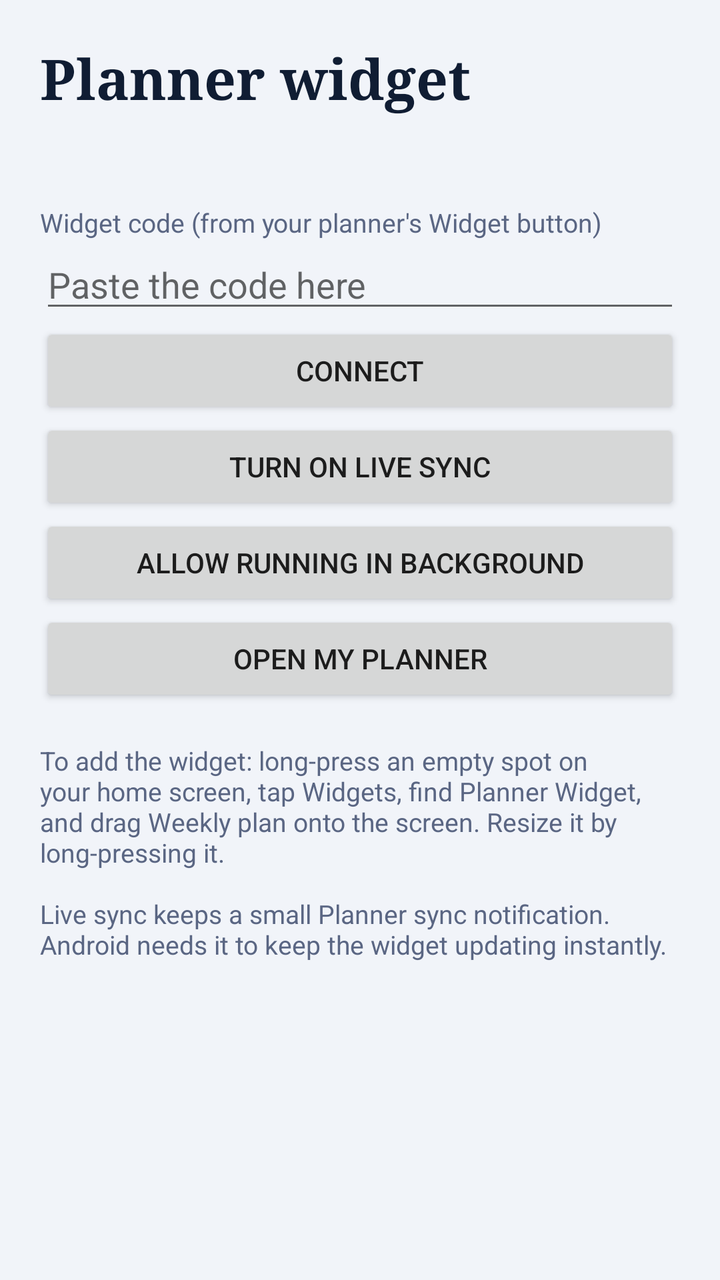
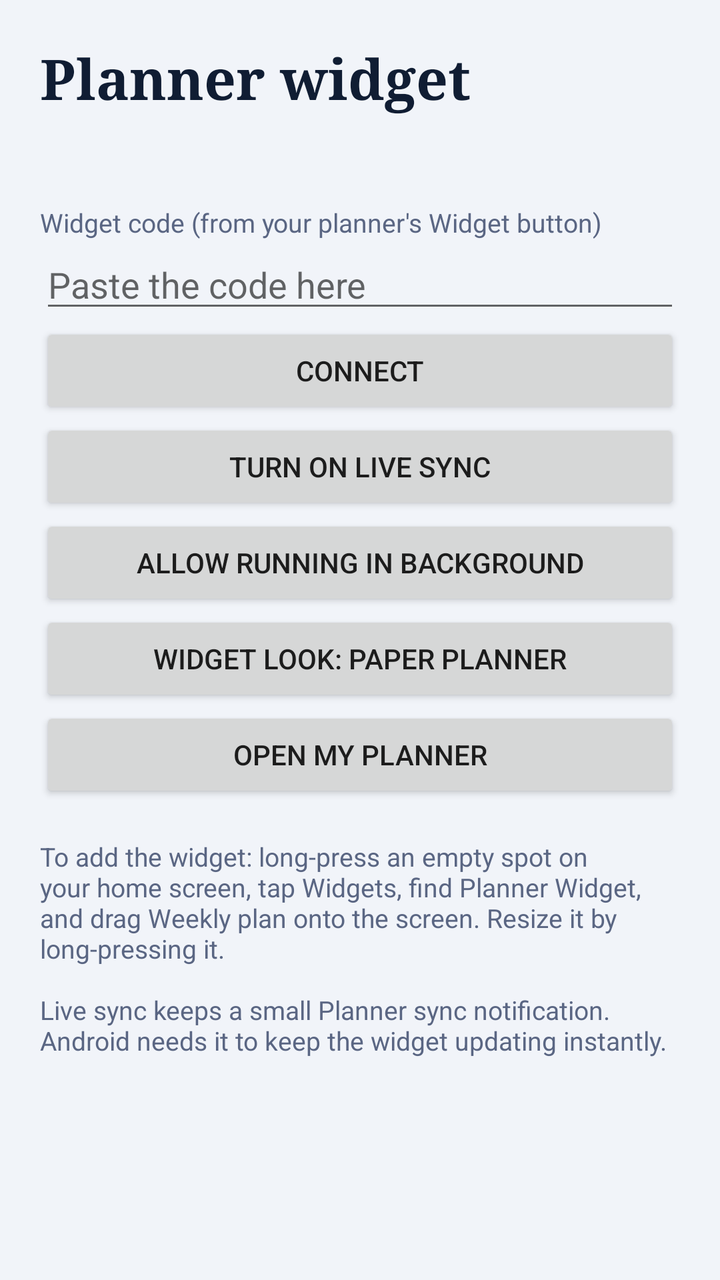

The first picture is an Android layout as it rendered before a commit; the second is the same layout after the commit. The layout source and the unified diff follow.
<!-- AndroidManifest.xml: application theme android:Theme.Material.Light.DarkActionBar -->
<!-- res/layout/activity_main.xml -->
<?xml version="1.0" encoding="utf-8"?>
<ScrollView xmlns:android="http://schemas.android.com/apk/res/android"
    android:layout_width="match_parent"
    android:layout_height="match_parent"
    android:background="#FFF1F4F9">

    <LinearLayout
        android:layout_width="match_parent"
        android:layout_height="wrap_content"
        android:orientation="vertical"
        android:padding="20dp">

        <TextView
            android:layout_width="wrap_content"
            android:layout_height="wrap_content"
            android:fontFamily="serif"
            android:text="Planner widget"
            android:textColor="#FF101D33"
            android:textSize="28sp"
            android:textStyle="bold" />

        <TextView
            android:id="@+id/status"
            android:layout_width="match_parent"
            android:layout_height="wrap_content"
            android:paddingTop="10dp"
            android:paddingBottom="14dp"
            android:textColor="#FF101D33"
            android:textSize="15sp" />

        <TextView
            android:layout_width="wrap_content"
            android:layout_height="wrap_content"
            android:text="Widget code (from your planner's Widget button)"
            android:textColor="#FF5A6683"
            android:textSize="13sp" />

        <EditText
            android:id="@+id/code"
            android:layout_width="match_parent"
            android:layout_height="wrap_content"
            android:hint="Paste the code here"
            android:inputType="textNoSuggestions"
            android:singleLine="true" />

        <Button
            android:id="@+id/save"
            android:layout_width="match_parent"
            android:layout_height="wrap_content"
            android:text="Connect" />

        <Button
            android:id="@+id/live"
            android:layout_width="match_parent"
            android:layout_height="wrap_content"
            android:text="Turn on live sync" />

        <Button
            android:id="@+id/battery"
            android:layout_width="match_parent"
            android:layout_height="wrap_content"
            android:text="Allow running in background" />

        <Button
            android:id="@+id/open"
            android:layout_width="match_parent"
            android:layout_height="wrap_content"
            android:text="Open My Planner" />

        <TextView
            android:layout_width="match_parent"
            android:layout_height="wrap_content"
            android:paddingTop="18dp"
            android:text="To add the widget: long-press an empty spot on your home screen, tap Widgets, find Planner Widget, and drag Weekly plan onto the screen. Resize it by long-pressing it.\n\nLive sync keeps a small Planner sync notification. Android needs it to keep the widget updating instantly."
            android:textColor="#FF5A6683"
            android:textSize="13sp" />
    </LinearLayout>
</ScrollView>
<!-- resources referenced by this layout -->
<resources>

</resources>

<!-- the commit's change to res/layout/activity_main.xml (unified diff, before → after) -->
@@ -62,6 +62,12 @@
             android:text="Allow running in background" />
 
         <Button
+            android:id="@+id/style"
+            android:layout_width="match_parent"
+            android:layout_height="wrap_content"
+            android:text="Widget look: paper planner" />
+
+        <Button
             android:id="@+id/open"
             android:layout_width="match_parent"
             android:layout_height="wrap_content"
